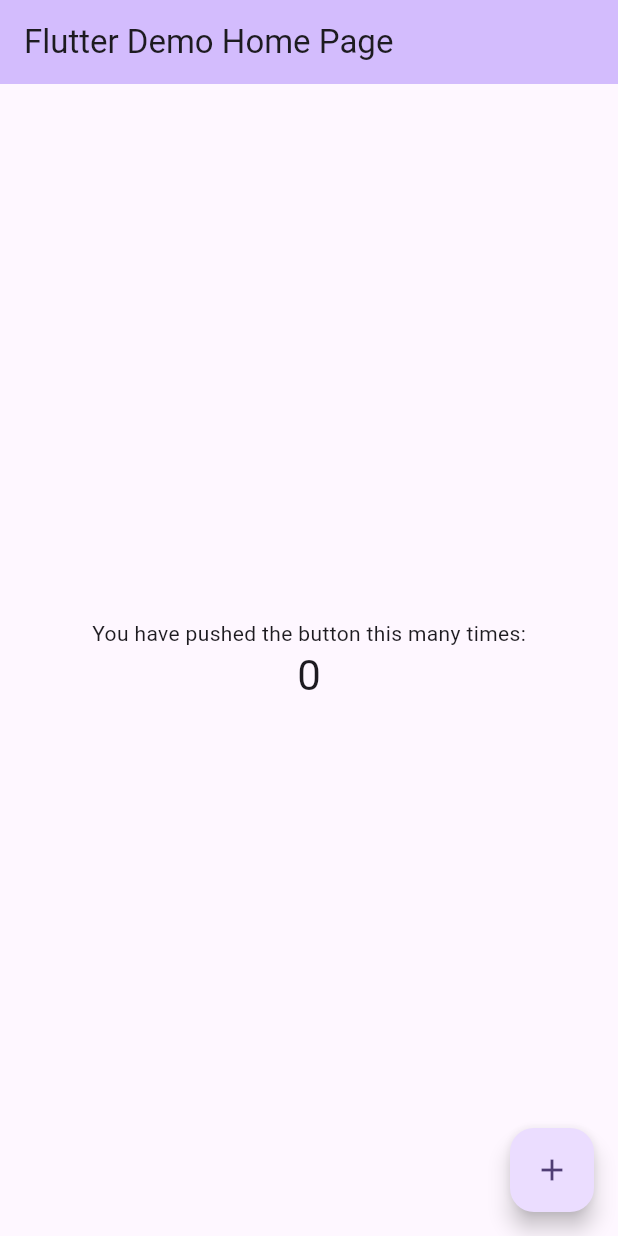
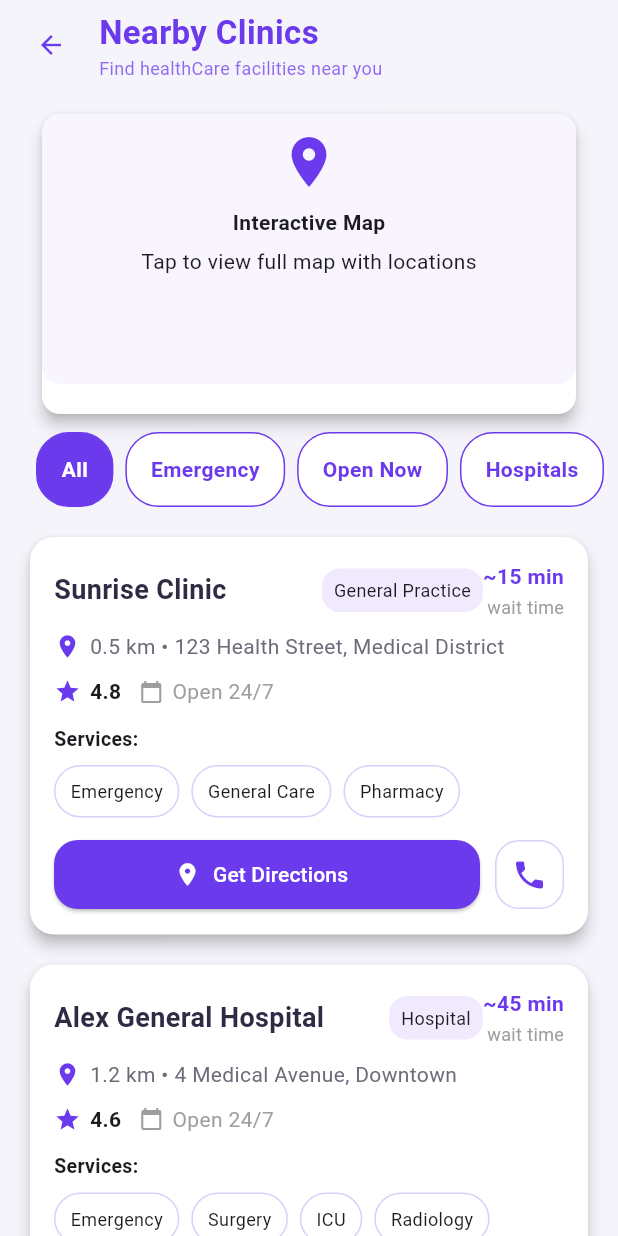
Before and after one commit to Mohamed8Zanaty/Last-Minute-App, a Flutter app: the screen it shows after launch, on a phone screen of 412 x 824 dp. Run offline on Flutter 3.47's test engine with Material 3 defaults, Android fonts, the light colour scheme and no system bars.

Commit message:
create find clinics screen

```diff
--- a/lib/main.dart
+++ b/lib/main.dart
@@ -1,4 +1,5 @@
 import 'package:flutter/material.dart';
+import 'screens/find_clinics_screen.dart';
 
 void main() {
   runApp(const MyApp());
@@ -6,117 +7,15 @@ void main() {
 
 class MyApp extends StatelessWidget {
   const MyApp({super.key});
-
-  // This widget is the root of your application.
   @override
   Widget build(BuildContext context) {
     return MaterialApp(
-      title: 'Flutter Demo',
+      title: 'Clinics Demo',
       theme: ThemeData(
-        // This is the theme of your application.
-        //
-        // TRY THIS: Try running your application with "flutter run". You'll see
-        // the application has a purple toolbar. Then, without quitting the app,
-        // try changing the seedColor in the colorScheme below to Colors.green
-        // and then invoke "hot reload" (save your changes or press the "hot
-        // reload" button in a Flutter-supported IDE, or press "r" if you used
-        // the command line to start the app).
-        //
-        // Notice that the counter didn't reset back to zero; the application
-        // state is not lost during the reload. To reset the state, use hot
-        // restart instead.
-        //
-        // This works for code too, not just values: Most code changes can be
-        // tested with just a hot reload.
-        colorScheme: ColorScheme.fromSeed(seedColor: Colors.deepPurple),
+        useMaterial3: true,
       ),
-      home: const MyHomePage(title: 'Flutter Demo Home Page'),
+      home: const FindClinicsScreen(),
+      debugShowCheckedModeBanner: false,
     );
   }
 }
-
-class MyHomePage extends StatefulWidget {
-  const MyHomePage({super.key, required this.title});
-
-  // This widget is the home page of your application. It is stateful, meaning
-  // that it has a State object (defined below) that contains fields that affect
-  // how it looks.
-
-  // This class is the configuration for the state. It holds the values (in this
-  // case the title) provided by the parent (in this case the App widget) and
-  // used by the build method of the State. Fields in a Widget subclass are
-  // always marked "final".
-
-  final String title;
-
-  @override
-  State<MyHomePage> createState() => _MyHomePageState();
-}
-
-class _MyHomePageState extends State<MyHomePage> {
-  int _counter = 0;
-
-  void _incrementCounter() {
-    setState(() {
-      // This call to setState tells the Flutter framework that something has
-      // changed in this State, which causes it to rerun the build method below
-      // so that the display can reflect the updated values. If we changed
-      // _counter without calling setState(), then the build method would not be
-      // called again, and so nothing would appear to happen.
-      _counter++;
-    });
-  }
-
-  @override
-  Widget build(BuildContext context) {
-    // This method is rerun every time setState is called, for instance as done
-    // by the _incrementCounter method above.
-    //
-    // The Flutter framework has been optimized to make rerunning build methods
-    // fast, so that you can just rebuild anything that needs updating rather
-    // than having to individually change instances of widgets.
-    return Scaffold(
-      appBar: AppBar(
-        // TRY THIS: Try changing the color here to a specific color (to
-        // Colors.amber, perhaps?) and trigger a hot reload to see the AppBar
-        // change color while the other colors stay the same.
-        backgroundColor: Theme.of(context).colorScheme.inversePrimary,
-        // Here we take the value from the MyHomePage object that was created by
-        // the App.build method, and use it to set our appbar title.
-        title: Text(widget.title),
-      ),
-      body: Center(
-        // Center is a layout widget. It takes a single child and positions it
-        // in the middle of the parent.
-        child: Column(
-          // Column is also a layout widget. It takes a list of children and
-          // arranges them vertically. By default, it sizes itself to fit its
-          // children horizontally, and tries to be as tall as its parent.
-          //
-          // Column has various properties to control how it sizes itself and
-          // how it positions its children. Here we use mainAxisAlignment to
-          // center the children vertically; the main axis here is the vertical
-          // axis because Columns are vertical (the cross axis would be
-          // horizontal).
-          //
-          // TRY THIS: Invoke "debug painting" (choose the "Toggle Debug Paint"
-          // action in the IDE, or press "p" in the console), to see the
-          // wireframe for each widget.
-          mainAxisAlignment: MainAxisAlignment.center,
-          children: <Widget>[
-            const Text('You have pushed the button this many times:'),
-            Text(
-              '$_counter',
-              style: Theme.of(context).textTheme.headlineMedium,
-            ),
-          ],
-        ),
-      ),
-      floatingActionButton: FloatingActionButton(
-        onPressed: _incrementCounter,
-        tooltip: 'Increment',
-        child: const Icon(Icons.add),
-      ), // This trailing comma makes auto-formatting nicer for build methods.
-    );
-  }
-}
--- /dev/null
+++ b/lib/models/clinic.dart
@@ -0,0 +1,21 @@
+class Clinic {
+  final String name;
+  final String category;
+  final String distance;
+  final String address;
+  final double rating;
+  final String openInfo;
+  final List<String> services;
+  final String waitTime;
+
+  Clinic({
+    required this.name,
+    required this.category,
+    required this.distance,
+    required this.address,
+    required this.rating,
+    required this.openInfo,
+    required this.services,
+    required this.waitTime,
+  });
+}
--- /dev/null
+++ b/lib/screens/find_clinics_screen.dart
@@ -0,0 +1,84 @@
+import 'package:flutter/material.dart';
+import '../widgets/top_bar.dart';
+import '../widgets/interactive_map_card.dart';
+import '../widgets/filter_row.dart';
+import '../widgets/clinic_card.dart';
+import '../models/clinic.dart';
+import '../theme/app_colors.dart';
+
+// sample data
+final List<Clinic> sampleClinics = [
+  Clinic(
+    name: 'Sunrise Clinic',
+    category: 'General Practice',
+    distance: '0.5 km',
+    address: '123 Health Street, Medical District',
+    rating: 4.8,
+    openInfo: 'Open 24/7',
+    services: ['Emergency', 'General Care', 'Pharmacy'],
+    waitTime: '~15 min',
+  ),
+  Clinic(
+    name: 'Alex General Hospital',
+    category: 'Hospital',
+    distance: '1.2 km',
+    address: '4 Medical Avenue, Downtown',
+    rating: 4.6,
+    openInfo: 'Open 24/7',
+    services: ['Emergency', 'Surgery', 'ICU', 'Radiology'],
+    waitTime: '~45 min',
+  ),
+];
+
+class FindClinicsScreen extends StatefulWidget {
+  const FindClinicsScreen({super.key});
+
+  @override
+  State<FindClinicsScreen> createState() => _FindClinicsScreenState();
+}
+
+class _FindClinicsScreenState extends State<FindClinicsScreen> {
+  final List<String> filters = ['All', 'Emergency', 'Open Now', 'Hospitals'];
+  String selectedFilter = 'All';
+
+  @override
+  Widget build(BuildContext context) {
+    return Scaffold(
+      backgroundColor: const Color(0xFFF6F4FB),
+      body: SafeArea(
+        child: Column(
+          children: [
+            const TopBar(),
+            const SizedBox(height: 12),
+            InteractiveMapCard(
+              onTap: () {
+                ScaffoldMessenger.of(context).showSnackBar(
+                  const SnackBar(content: Text('Open full map (not implemented)')),
+                );
+              },
+            ),
+            const SizedBox(height: 8),
+            FilterRow(
+              filters: filters,
+              selectedFilter: selectedFilter,
+              onFilterSelected: (f) => setState(() => selectedFilter = f),
+            ),
+            const SizedBox(height: 8),
+            Expanded(
+              child: ListView.separated(
+                padding: const EdgeInsets.symmetric(horizontal: 16, vertical: 8),
+                itemCount: sampleClinics.length,
+                separatorBuilder: (_, __) => const SizedBox(height: 12),
+                itemBuilder: (context, index) {
+                  final clinic = sampleClinics[index];
+                  // you can optionally apply filter logic here
+                  return ClinicCard(clinic: clinic);
+                },
+              ),
+            ),
+          ],
+        ),
+      ),
+    );
+  }
+}
--- /dev/null
+++ b/lib/theme/app_colors.dart
@@ -0,0 +1,8 @@
+import 'package:flutter/material.dart';
+
+const Color purple = Color(0xFF6C3AED);
+const Color lightPurple = Color(0xFFF1EAFE);
+const Color chipBorder = Color(0xFFD9CFF9);
+const Color cardBg = Colors.white;
+const Color deepIndigo = Color(0xFF2F2B45);
+const Color softViolet = Color(0xFFF3EBFF);
--- /dev/null
+++ b/lib/widgets/clinic_card.dart
@@ -0,0 +1,190 @@
+import 'package:flutter/material.dart';
+import '../models/clinic.dart';
+import '../theme/app_colors.dart';
+
+class ClinicCard extends StatelessWidget {
+  final Clinic clinic;
+  const ClinicCard({required this.clinic, super.key});
+
+  @override
+  Widget build(BuildContext context) {
+    const double sharedRadius = 16.0; // same radius as card
+
+    return Card(
+      color: cardBg,
+      elevation: 4,
+      shape: RoundedRectangleBorder(borderRadius: BorderRadius.circular(sharedRadius)),
+      child: Padding(
+        padding: const EdgeInsets.all(16),
+        child: Column(
+          crossAxisAlignment: CrossAxisAlignment.start,
+          children: [
+            // top row: title, category, wait time
+            Row(
+              crossAxisAlignment: CrossAxisAlignment.center,
+              children: [
+                Expanded(
+                  child: Row(
+                    children: [
+                      Expanded(
+                        child: Text(
+                          clinic.name,
+                          style: const TextStyle(fontSize: 18, fontWeight: FontWeight.bold, color: deepIndigo),
+                        ),
+                      ),
+                      const SizedBox(width: 8),
+                      _CategoryChip(text: clinic.category),
+                    ],
+                  ),
+                ),
+                Column(
+                  crossAxisAlignment: CrossAxisAlignment.end,
+                  children: [
+                    Text(
+                      clinic.waitTime,
+                      style: const TextStyle(color: purple, fontWeight: FontWeight.bold, fontSize: 14),
+                    ),
+                    const SizedBox(height: 2),
+                    const Text('wait time', style: TextStyle(fontSize: 12, color: Colors.grey)),
+                  ],
+                ),
+              ],
+            ),
+
+            const SizedBox(height: 8),
+
+            // distance + address
+            Row(
+              children: [
+                const Icon(Icons.place, color: purple, size: 18),
+                const SizedBox(width: 6),
+                Expanded(
+                  child: Text(
+                    '${clinic.distance} • ${clinic.address}',
+                    style: const TextStyle(color: Color(0xFF6B6B7A)),
+                    maxLines: 2,
+                    overflow: TextOverflow.ellipsis,
+                  ),
+                )
+              ],
+            ),
+
+            const SizedBox(height: 10),
+
+            // rating + open info
+            Row(
+              children: [
+                const Icon(Icons.star, color: purple, size: 18),
+                const SizedBox(width: 6),
+                Text(clinic.rating.toStringAsFixed(1), style: const TextStyle(fontWeight: FontWeight.w600)),
+                const SizedBox(width: 12),
+                const Icon(Icons.calendar_today, size: 16, color: Colors.grey),
+                const SizedBox(width: 6),
+                Text(clinic.openInfo, style: const TextStyle(color: Colors.grey)),
+              ],
+            ),
+
+            const SizedBox(height: 12),
+
+            const Text('Services:', style: TextStyle(fontWeight: FontWeight.w600, fontSize: 13)),
+            const SizedBox(height: 8),
+
+            // services chips (horizontal)
+            SingleChildScrollView(
+              scrollDirection: Axis.horizontal,
+              child: Row(
+                children: clinic.services
+                    .map((s) => Padding(
+                  padding: const EdgeInsets.only(right: 8),
+                  child: _ServiceChip(text: s),
+                ))
+                    .toList(),
+              ),
+            ),
+
+            const SizedBox(height: 14),
+
+            // bottom actions
+            Row(
+              children: [
+                Expanded(
+                  child: ElevatedButton.icon(
+                    onPressed: () {
+                      ScaffoldMessenger.of(context).showSnackBar(
+                        SnackBar(content: Text('Get directions to ${clinic.name}')),
+                      );
+                    },
+                    icon: const Icon(Icons.place),
+                    label: const Text('Get Directions'),
+                    style: ElevatedButton.styleFrom(
+                      backgroundColor: purple,
+                      foregroundColor: Colors.white,
+                      shape: RoundedRectangleBorder(borderRadius: BorderRadius.circular(sharedRadius)),
+                      minimumSize: const Size.fromHeight(46),
+                    ),
+                  ),
+                ),
+                const SizedBox(width: 10),
+                // rounded (matching card radius) call button
+                Container(
+                  height: 46,
+                  width: 46,
+                  decoration: BoxDecoration(
+                    borderRadius: BorderRadius.circular(sharedRadius),
+                    border: Border.all(color: chipBorder),
+                    color: Colors.white,
+                  ),
+                  child: IconButton(
+                    padding: EdgeInsets.zero,
+                    onPressed: () {
+                      ScaffoldMessenger.of(context).showSnackBar(
+                        SnackBar(content: Text('Calling ${clinic.name} (not implemented)')),
+                      );
+                    },
+                    icon: const Icon(Icons.phone),
+                    color: purple,
+                    tooltip: 'Call',
+                  ),
+                ),
+              ],
+            ),
+          ],
+        ),
+      ),
+    );
+  }
+}
+
+class _CategoryChip extends StatelessWidget {
+  final String text;
+  const _CategoryChip({required this.text});
+
+  @override
+  Widget build(BuildContext context) {
+    return Container(
+      padding: const EdgeInsets.symmetric(horizontal: 8, vertical: 6),
+      decoration: BoxDecoration(
+        color: lightPurple,
+        borderRadius: BorderRadius.circular(12),
+      ),
+      child: Text(text, style: const TextStyle(fontSize: 12)),
+    );
+  }
+}
+
+class _ServiceChip extends StatelessWidget {
+  final String text;
+  const _ServiceChip({required this.text});
+
+  @override
+  Widget build(BuildContext context) {
+    return Container(
+      padding: const EdgeInsets.symmetric(horizontal: 10, vertical: 8),
+      decoration: BoxDecoration(
+        border: Border.all(color: chipBorder),
+        borderRadius: BorderRadius.circular(18),
+      ),
+      child: Text(text, style: const TextStyle(fontSize: 12)),
+    );
+  }
+}
--- /dev/null
+++ b/lib/widgets/filter_row.dart
@@ -0,0 +1,86 @@
+import 'package:flutter/material.dart';
+import '../theme/app_colors.dart';
+
+class FilterRow extends StatelessWidget {
+  final List<String> filters;
+  final String selectedFilter;
+  final ValueChanged<String> onFilterSelected;
+
+  const FilterRow({
+    required this.filters,
+    required this.selectedFilter,
+    required this.onFilterSelected,
+    super.key,
+  });
+
+  @override
+  Widget build(BuildContext context) {
+    return SizedBox(
+      height: 50,
+      child: ListView.separated(
+        padding: const EdgeInsets.only(left: 24, right: 8),
+        scrollDirection: Axis.horizontal,
+        itemBuilder: (context, index) {
+          final f = filters[index];
+          return FilterChipWidget(
+            text: f,
+            isSelected: f == selectedFilter,
+            onTap: () => onFilterSelected(f),
+          );
+        },
+        separatorBuilder: (_, __) => const SizedBox(width: 8),
+        itemCount: filters.length,
+      ),
+    );
+  }
+}
+
+class FilterChipWidget extends StatelessWidget {
+  final String text;
+  final bool isSelected;
+  final VoidCallback onTap;
+  final double bottomRadius;
+  final double topRadius;
+
+  const FilterChipWidget({
+    required this.text,
+    required this.isSelected,
+    required this.onTap,
+    this.bottomRadius = 22.0,
+    this.topRadius = 22.0,
+    super.key,
+  });
+
+  @override
+  Widget build(BuildContext context) {
+    final borderRadius = BorderRadius.only(
+      topLeft: Radius.circular(topRadius),
+      topRight: Radius.circular(topRadius),
+      bottomLeft: Radius.circular(bottomRadius),
+      bottomRight: Radius.circular(bottomRadius),
+    );
+
+    return InkWell(
+      onTap: onTap,
+      borderRadius: borderRadius,
+      child: Container(
+        decoration: BoxDecoration(
+          color: isSelected ? purple : Colors.white,
+          borderRadius: borderRadius,
+          border: Border.all(color: purple),
+        ),
+        padding: const EdgeInsets.symmetric(horizontal: 16, vertical: 0),
+        child: Center(
+          child: Text(
+            text,
+            style: TextStyle(
+                color: isSelected ? Colors.white : purple,
+                fontSize: 14,
+                fontWeight: FontWeight.bold,
+            ),
+          ),
+        ),
+      ),
+    );
+  }
+}
--- /dev/null
+++ b/lib/widgets/interactive_map_card.dart
@@ -0,0 +1,71 @@
+import 'package:flutter/material.dart';
+import '../theme/app_colors.dart';
+
+class InteractiveMapCard extends StatelessWidget {
+  final VoidCallback? onTap;
+  final double height;
+  final double innerBottomGap;
+  final double radius;
+
+  const InteractiveMapCard({
+    this.onTap,
+    this.height = 200,
+    this.innerBottomGap = 20.0,
+    this.radius = 12.0,
+    super.key,
+  });
+
+  @override
+  Widget build(BuildContext context) {
+    return Padding(
+      padding: const EdgeInsets.symmetric(horizontal: 24),
+      child: GestureDetector(
+        onTap: onTap,
+        child: Card(
+          shape: RoundedRectangleBorder(borderRadius: BorderRadius.circular(radius)),
+          elevation: 4,
+          color: Colors.white,
+          child: SizedBox(
+            height: height,
+            child: ClipRRect(
+              borderRadius: BorderRadius.circular(radius),
+              child: Stack(
+                children: [
+                  // Optional: background to show behind inner container
+                  Positioned.fill(child: Container(color: Colors.transparent)),
+
+                  // inner container pinned to top, with same corner radius
+                  Positioned(
+                    left: 0,
+                    right: 0,
+                    top: 0,
+                    bottom: innerBottomGap,
+                    child: Container(
+                      width: double.infinity,
+                      decoration: BoxDecoration(
+                        color: softViolet.withOpacity(0.5),
+                        borderRadius: BorderRadius.circular(radius),
+                      ),
+                      padding: const EdgeInsets.symmetric(vertical: 12, horizontal: 16),
+                      child: Column(
+                        mainAxisAlignment: MainAxisAlignment.start,
+                        crossAxisAlignment: CrossAxisAlignment.center,
+                        children: const [
+                          Icon(Icons.location_on, size: 40, color: purple),
+                          SizedBox(height: 10),
+                          Text('Interactive Map', style: TextStyle(fontWeight: FontWeight.bold)),
+                          SizedBox(height: 6),
+                          Text('Tap to view full map with locations'),
+                        ],
+                      ),
+                    ),
+                  ),
+                ],
+              ),
+            ),
+          ),
+        ),
+      ),
+    );
+  }
+}
--- /dev/null
+++ b/lib/widgets/top_bar.dart
@@ -0,0 +1,49 @@
+import 'package:flutter/material.dart';
+import '../theme/app_colors.dart';
+
+class TopBar extends StatelessWidget {
+  final String title;
+  final String subtitle;
+
+  const TopBar({
+    this.title = 'Nearby Clinics',
+    this.subtitle = 'Find healthCare facilities near you',
+    super.key,
+  });
+
+  @override
+  Widget build(BuildContext context) {
+    return Padding(
+      padding: const EdgeInsets.symmetric(horizontal: 10, vertical: 6),
+      child: Row(
+        children: [
+          IconButton(
+            onPressed: () => Navigator.maybePop(context),
+            icon: const Icon(Icons.arrow_back, color: purple, size: 20),
+          ),
+          const SizedBox(width: 8),
+          Column(
+            crossAxisAlignment: CrossAxisAlignment.start,
+            children: [
+              Text(
+                title,
+                style: const TextStyle(
+                  color: purple,
+                  fontSize: 22,
+                  fontWeight: FontWeight.bold,
+                ),
+              ),
+              Text(
+                subtitle,
+                style: TextStyle(
+                  color: purple.withOpacity(0.75),
+                  fontSize: 12,
+                ),
+              ),
+            ],
+          )
+        ],
+      ),
+    );
+  }
+}
```
